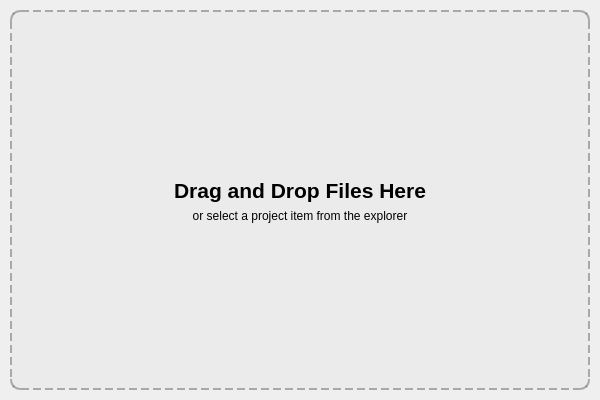
The window that gui/layout/main_workspace_dnd.ui (mudrikam/Image-Tea-mini) describes before a commit, drawn with Qt 5.
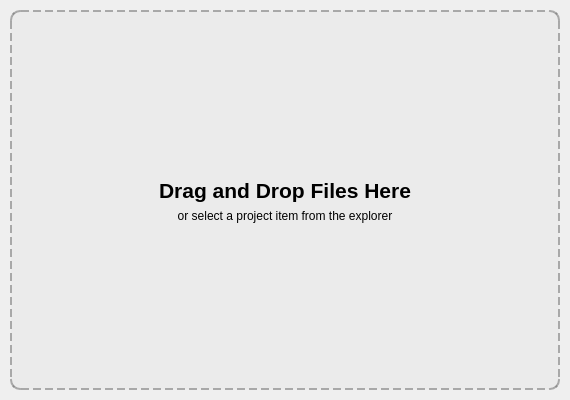
The same window after the commit.

Commit message: Update image preview text and styling; adjust widget dimensions for better layout consistency

The edit to the form file:
```diff
--- a/gui/layout/main_workspace_dnd.ui
+++ b/gui/layout/main_workspace_dnd.ui
@@ -6,7 +6,7 @@
    <rect>
     <x>0</x>
     <y>0</y>
-    <width>600</width>
+    <width>500</width>
     <height>400</height>
    </rect>
   </property>
```
The commit also changes 3 other files.
